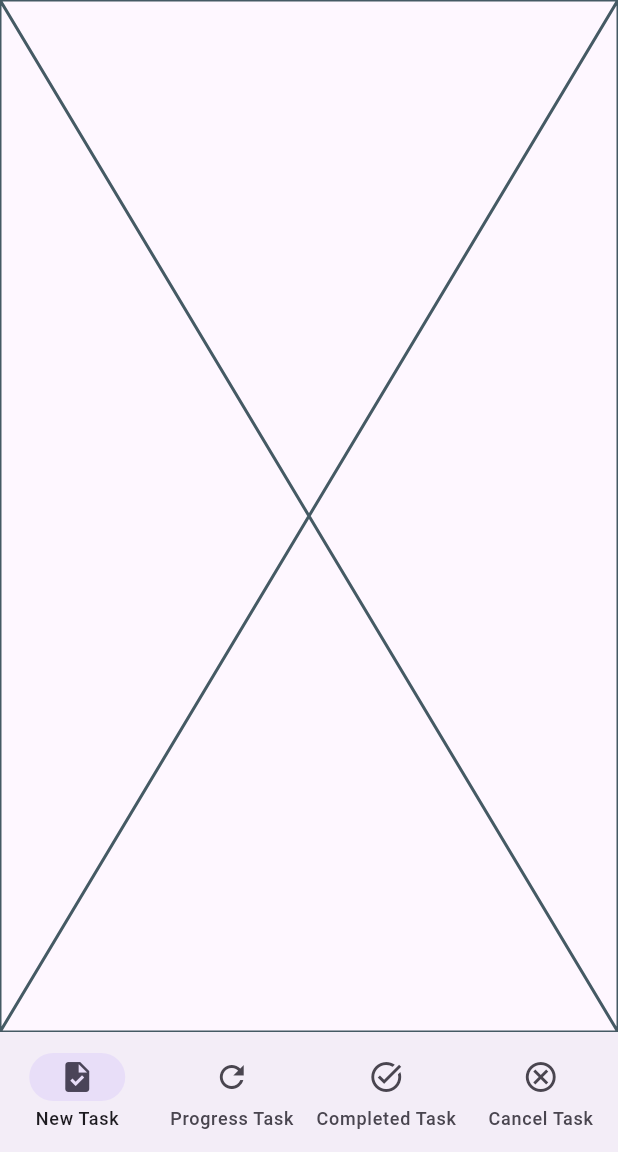
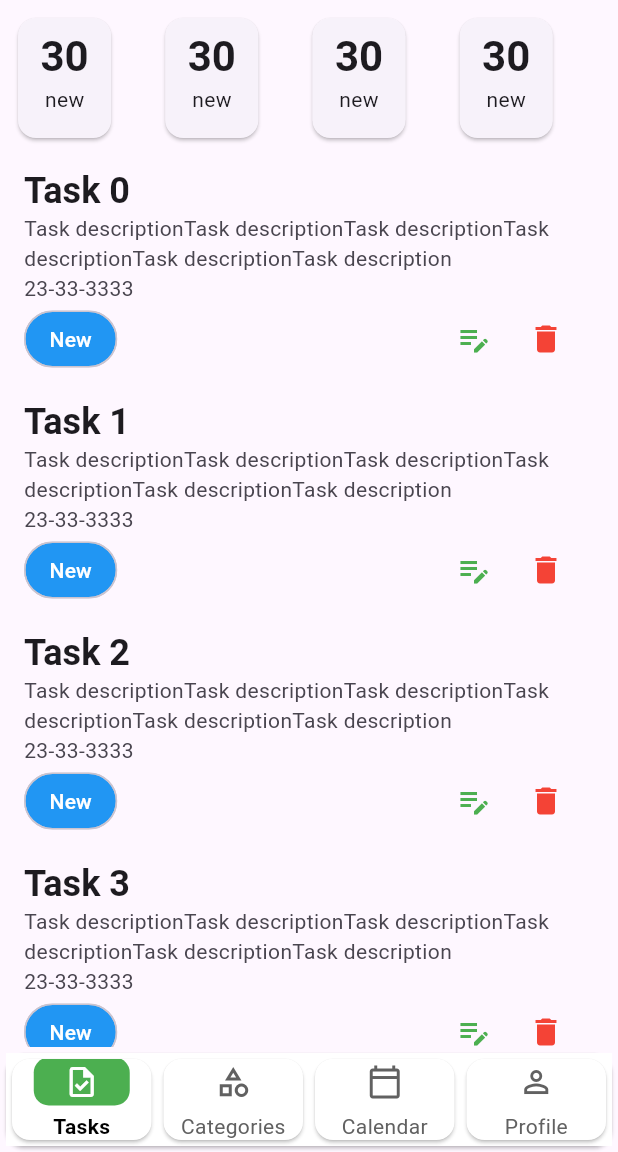
Before and after one commit to ZubayeerAlam/Ostad-Assignment-, a Flutter app: the MainNavScreen screen opened directly, on a phone screen of 412 x 824 dp, the part 84-1236 px from its top. Run offline on Flutter 3.47's test engine with Material 3 defaults, Android fonts, the phone set to English and light mode, and no system bars; our stand-ins replace flutter_svg; Roboto replaces fonts that are missing (Poppins).

Commit message:
all UI complete

```diff
--- /dev/null
+++ b/Module 13/Task_Manager_APP/lib/Screen/Calender_Screen.dart
@@ -0,0 +1,15 @@
+import 'package:flutter/cupertino.dart';
+
+class CalenderScreen extends StatefulWidget {
+  const CalenderScreen({super.key});
+
+  @override
+  State<CalenderScreen> createState() => _CalenderScreenState();
+}
+
+class _CalenderScreenState extends State<CalenderScreen> {
+  @override
+  Widget build(BuildContext context) {
+    return const Placeholder();
+  }
+}
--- a/Module 13/Task_Manager_APP/lib/Screen/Cancel_Screen.dart
+++ /dev/null
@@ -1,15 +0,0 @@
-import 'package:flutter/cupertino.dart';
-
-class CancelScreen extends StatefulWidget {
-  const CancelScreen({super.key});
-
-  @override
-  State<CancelScreen> createState() => _CancelScreenState();
-}
-
-class _CancelScreenState extends State<CancelScreen> {
-  @override
-  Widget build(BuildContext context) {
-    return const Placeholder();
-  }
-}
--- /dev/null
+++ b/Module 13/Task_Manager_APP/lib/Screen/Categories_Screen.dart
@@ -0,0 +1,15 @@
+import 'package:flutter/cupertino.dart';
+
+class CategoriesScreen extends StatefulWidget {
+  const CategoriesScreen({super.key});
+
+  @override
+  State<CategoriesScreen> createState() => _CategoriesScreenState();
+}
+
+class _CategoriesScreenState extends State<CategoriesScreen> {
+  @override
+  Widget build(BuildContext context) {
+    return const Placeholder();
+  }
+}
--- a/Module 13/Task_Manager_APP/lib/Screen/CompleteTask_Screen.dart
+++ /dev/null
@@ -1,15 +0,0 @@
-import 'package:flutter/cupertino.dart';
-
-class CompleteTaskScreen extends StatefulWidget {
-  const CompleteTaskScreen({super.key});
-
-  @override
-  State<CompleteTaskScreen> createState() => _CompleteTaskScreenState();
-}
-
-class _CompleteTaskScreenState extends State<CompleteTaskScreen> {
-  @override
-  Widget build(BuildContext context) {
-    return const Placeholder();
-  }
-}
--- a/Module 13/Task_Manager_APP/lib/Screen/NewTask_Screen.dart
+++ /dev/null
@@ -1,15 +0,0 @@
-import 'package:flutter/cupertino.dart';
-
-class NewtaskScreen extends StatefulWidget {
-  const NewtaskScreen({super.key});
-
-  @override
-  State<NewtaskScreen> createState() => _State();
-}
-
-class _State extends State<NewtaskScreen> {
-  @override
-  Widget build(BuildContext context) {
-    return const Placeholder();
-  }
-}
--- /dev/null
+++ b/Module 13/Task_Manager_APP/lib/Screen/Profile_Screen.dart
@@ -0,0 +1,15 @@
+import 'package:flutter/cupertino.dart';
+
+class Profile_Screen extends StatefulWidget {
+  const Profile_Screen({super.key});
+
+  @override
+  State<Profile_Screen> createState() => _Profile_ScreenState();
+}
+
+class _Profile_ScreenState extends State<Profile_Screen> {
+  @override
+  Widget build(BuildContext context) {
+    return const Placeholder();
+  }
+}
--- a/Module 13/Task_Manager_APP/lib/Screen/ProgressTask_Screen.dart
+++ /dev/null
@@ -1,15 +0,0 @@
-import 'package:flutter/cupertino.dart';
-
-class ProgressTaskScreen extends StatefulWidget {
-  const ProgressTaskScreen({super.key});
-
-  @override
-  State<ProgressTaskScreen> createState() => _ProgressTaskScreenState();
-}
-
-class _ProgressTaskScreenState extends State<ProgressTaskScreen> {
-  @override
-  Widget build(BuildContext context) {
-    return const Placeholder();
-  }
-}
--- /dev/null
+++ b/Module 13/Task_Manager_APP/lib/Screen/Tasks_Screen.dart
@@ -0,0 +1,90 @@
+import 'package:flutter/cupertino.dart';
+import 'package:flutter/material.dart';
+
+import '../Widget/taskStatus_Bycount.dart';
+
+class TaskScreen extends StatefulWidget {
+  const TaskScreen({super.key});
+
+  @override
+  State<TaskScreen> createState() => _State();
+}
+
+class _State extends State<TaskScreen> {
+  @override
+  Widget build(BuildContext context) {
+    return Scaffold(
+      body: Column(
+        children: [
+          Padding(
+            padding: const EdgeInsets.all(8.0),
+            child: SizedBox(
+              height: 88,
+              child: ListView.separated(
+                scrollDirection: Axis.horizontal,
+                itemCount: 4,
+
+                itemBuilder: (context, index) {
+                  return TaskCountByStatus(title: "new", count: 30);
+                },
+                separatorBuilder: (context, index) {
+                  return SizedBox(width: 28);
+                },
+              ),
+            ),
+          ),
+
+          Expanded(
+            child: ListView.builder(
+              itemCount: 4,
+              itemBuilder: (context, index) {
+                return ListTile(
+                  title: Text(
+                    "Task $index",
+                    style: Theme.of(context).textTheme.titleLarge?.copyWith(
+                      fontSize: 24,
+                    ),
+                  ),
+
+                  subtitle: Column(
+                    crossAxisAlignment: CrossAxisAlignment.start,
+                    children: [
+                      Text(
+                        "Task descriptionTask descriptionTask descriptionTask descriptionTask descriptionTask description",
+                      ),
+
+                      Text("23-33-3333"),
+                      Row(
+                        children: [
+                          Chip(
+                            label: Text("New"),
+                            backgroundColor: Colors.blue,
+
+                            labelStyle: TextStyle(color: Colors.white),
+                            shape: RoundedRectangleBorder(
+                              borderRadius: BorderRadius.circular(22),
+                            ),
+                          ),
+                          Spacer(),
+                          IconButton(
+                            onPressed: () {},
+                            icon: Icon(Icons.edit_note,color: Colors.green,),
+                          ),
+
+                          IconButton(
+                            onPressed: () {},
+                            icon: Icon(Icons.delete,color: Colors.red,),
+                          ),
+                        ],
+                      ),
+                    ],
+                  ),
+                );
+              },
+            ),
+          ),
+        ],
+      ),
+    );
+  }
+}
--- a/Module 13/Task_Manager_APP/lib/Screen/main_nav_Screen.dart
+++ b/Module 13/Task_Manager_APP/lib/Screen/main_nav_Screen.dart
@@ -1,12 +1,12 @@
 import 'package:flutter/cupertino.dart';
 import 'package:flutter/material.dart';
-import 'package:task_manager_app/Screen/NewTask_Screen.dart';
+import 'package:task_manager_app/Screen/Tasks_Screen.dart';
 
 import '../Utils/app_colors.dart';
 import '../Widget/App_Bar.dart';
-import 'Cancel_Screen.dart';
-import 'CompleteTask_Screen.dart';
-import 'ProgressTask_Screen.dart';
+import 'Categories_Screen.dart';
+import 'Calender_Screen.dart';
+import 'Profile_Screen.dart';
 
 class MainNavScreen extends StatefulWidget {
   const MainNavScreen({super.key});
@@ -16,37 +16,98 @@ class MainNavScreen extends StatefulWidget {
 }
 
 class _MainNavScreenState extends State<MainNavScreen> {
+  bool isSelected=false;
   int selectedIndex = 0;
 
       List screens = [
-    NewtaskScreen(),
-    ProgressTaskScreen(),
-    CompleteTaskScreen(),
-    CancelScreen(),
+    TaskScreen(),
+    Profile_Screen(),
+    CalenderScreen(),
+    CategoriesScreen(),
   ];
 
   @override
   Widget build(BuildContext context) {
+
     return Scaffold(
       appBar: Appbar(),
       body: screens[selectedIndex],
-        bottomNavigationBar: NavigationBar(
+        bottomNavigationBar:
+        NavigationBarTheme(
+
+          data: NavigationBarThemeData(
+            indicatorColor: Colors.green,
+            indicatorShape: RoundedRectangleBorder(
+              borderRadius: BorderRadius.circular(10),
+            ),
+
+            iconTheme: WidgetStateProperty.resolveWith<IconThemeData>(
+                  (states) {
+                if (states.contains(WidgetState.selected)) {
+                  isSelected=true;
+                  return const IconThemeData(color: Colors.white);
+                }
+                isSelected=false;
+                return  IconThemeData(color: Colors.grey.shade700);
+              },
+            ),
+            labelTextStyle: WidgetStateProperty.resolveWith<TextStyle>(
+                  (states) {
+                if (states.contains(WidgetState.selected)) {
+                  return  TextStyle(
+                    color: Colors.black,
+                    fontWeight: FontWeight.w600,
+                  );
+                }
+                return TextStyle(
+                  color: Colors.grey.shade700,
+                );
+              },
+            ),
+          ),
+          child: Card(
+            child: NavigationBar(
+
+              backgroundColor: Colors.white,
+              height: 62,
               selectedIndex: selectedIndex,
-        onDestinationSelected: (int index) {
+              onDestinationSelected: (index) {
                 setState(() {
                   selectedIndex = index;
                 });
               },
-        destinations: const [
-          NavigationDestination(
-              icon: Icon(Icons.task), label: 'New Task'),
-          NavigationDestination(
-              icon: Icon(Icons.refresh), label: 'Progress Task'),
-          NavigationDestination(
-              icon: Icon(Icons.task_alt_outlined), label: 'Completed Task'),
-          NavigationDestination(
-              icon: Icon(Icons.cancel_outlined), label: 'Cancel Task'),
+              destinations:  [
+                Card(
+                  color: isSelected?Colors.green:Colors.white,
+                  child: NavigationDestination(
+                    icon: Icon(Icons.task_outlined),
+                    label: 'Tasks',
+                  ),
+                ),
+                Card(
+                  color: isSelected?Colors.green:Colors.white,
+                  child: NavigationDestination(
+                    icon: Icon(Icons.category_outlined),
+                    label: 'Categories',
+                  ),
+                ),
+                Card(
+                  color: isSelected?Colors.green:Colors.white,
+                  child: NavigationDestination(
+                    icon: Icon(Icons.calendar_today_outlined),
+                    label: 'Calendar',
+                  ),
+                ),
+                Card(
+                  color: isSelected?Colors.green:Colors.white,
+                  child: NavigationDestination(
+                    icon: Icon(Icons.person_outline),
+                    label: 'Profile',
+                  ),
+                ),
               ],
+            ),
+          ),
         )
     );
   }
--- /dev/null
+++ b/Module 13/Task_Manager_APP/lib/Widget/taskStatus_Bycount.dart
@@ -0,0 +1,24 @@
+import 'package:flutter/material.dart';
+class TaskCountByStatus extends StatelessWidget {
+  final String title;
+  final int count;
+
+  const TaskCountByStatus({
+    super.key, required this.title, required this.count,
+  });
+
+  @override
+  Widget build(BuildContext context) {
+    return Card(
+      child: Padding(
+        padding: const EdgeInsets.symmetric(horizontal: 15.0,vertical: 8),
+        child: Column(
+          children: [
+            Text(count.toString(), style: Theme.of(context).textTheme.titleLarge,),
+            Text(title)
+          ],
+        ),
+      ),
+    );
+  }
+}
```
Also changed, not shown: Module 13/Task_Manager_APP/assets/images/logo.png (added). Lines whose indentation alone changed are shown as unchanged.
